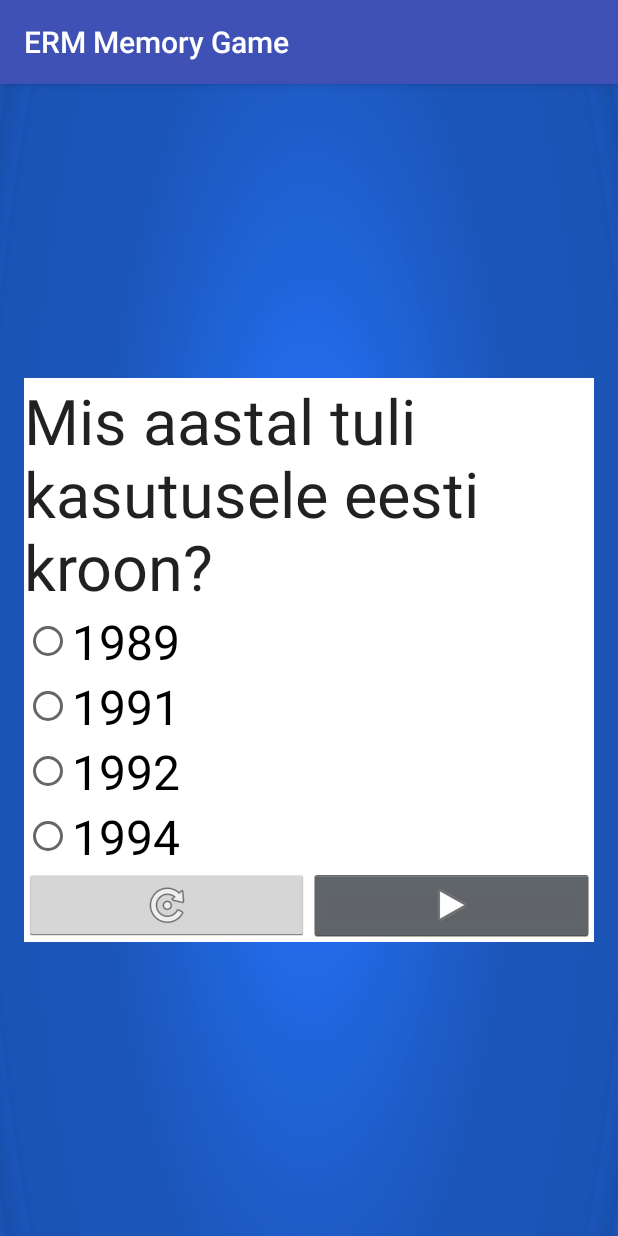
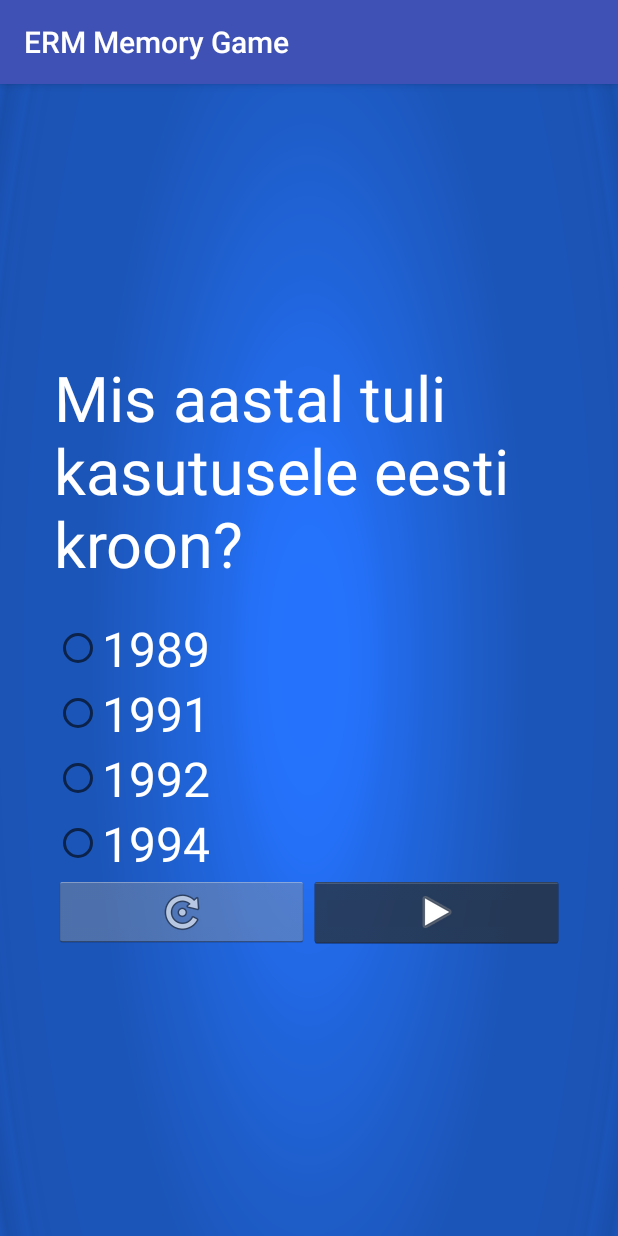
Before and after one commit to Teras23/ERM-Memory-Game, an Android app: the screen it shows after launch (QuestionActivity), after a tap on "EESTI KEELES", on a phone screen of 412 x 824 dp. Run offline under Robolectric (Android 15) with nearby library versions, the phone set to English and light mode, and no system bars.

Commit message:
added pictures, added correct/incorrect message, added margins

```diff
--- a/app/src/main/res/layout/activity_main.xml
+++ b/app/src/main/res/layout/activity_main.xml
@@ -1,7 +1,6 @@
 <?xml version="1.0" encoding="utf-8"?>
 <LinearLayout xmlns:android="http://schemas.android.com/apk/res/android"
     xmlns:app="http://schemas.android.com/apk/res-auto"
-    xmlns:tools="http://schemas.android.com/tools"
     android:layout_width="match_parent"
     android:layout_height="match_parent"
     android:background="@drawable/ic_bg_blue"
--- a/app/src/main/res/layout/question.xml
+++ b/app/src/main/res/layout/question.xml
@@ -2,7 +2,6 @@
 
 <LinearLayout xmlns:android="http://schemas.android.com/apk/res/android"
     xmlns:app="http://schemas.android.com/apk/res-auto"
-    xmlns:tools="http://schemas.android.com/tools"
     android:layout_width="match_parent"
     android:layout_height="match_parent"
     android:background="@drawable/ic_bg_blue"
@@ -15,46 +14,51 @@
             android:id="@+id/questionText"
             android:layout_width="wrap_content"
             android:layout_height="wrap_content"
-        android:background="@android:color/background_light"
+            android:textColor="@android:color/background_light"
             android:text="Milline president oli Eesti Vabariigil 90-datel aastatel?"
             android:textAppearance="@style/TextAppearance.AppCompat.Large"
-        android:textSize="42sp" />
+            android:textSize="42sp" android:layout_marginLeft="20dp" android:layout_marginRight="20dp"
+            android:layout_marginBottom="10dp"/>
 
     <RadioGroup xmlns:android="http://schemas.android.com/apk/res/android"
                 android:id="@+id/questionAnswerGroup"
                 android:layout_width="fill_parent"
                 android:layout_height="222dp"
-        android:background="@android:color/background_light"
-        android:orientation="vertical">
+                android:orientation="vertical" android:layout_marginLeft="20dp" android:layout_marginRight="20dp"
+                android:layout_marginBottom="10dp" android:layout_marginTop="10dp">
 
         <RadioButton
                 android:id="@+id/questionAnswer0"
                 android:layout_width="match_parent"
                 android:layout_height="wrap_content"
                 android:text="RadioButton"
+                android:textColor="@android:color/background_light"
                 android:textAppearance="@style/TextAppearance.AppCompat.Body1"
-            android:textSize="32sp" />
+                android:textSize="32sp"/>
 
         <RadioButton
                 android:id="@+id/questionAnswer1"
                 android:layout_width="match_parent"
                 android:layout_height="wrap_content"
+                android:textColor="@android:color/background_light"
                 android:text="RadioButton"
-            android:textSize="32sp" />
+                android:textSize="32sp"/>
 
         <RadioButton
                 android:id="@+id/questionAnswer2"
                 android:layout_width="match_parent"
+                android:textColor="@android:color/background_light"
                 android:layout_height="wrap_content"
                 android:text="RadioButton"
-            android:textSize="32sp" />
+                android:textSize="32sp"/>
 
         <RadioButton
                 android:id="@+id/questionAnswer3"
                 android:layout_width="match_parent"
                 android:layout_height="wrap_content"
+                android:textColor="@android:color/background_light"
                 android:text="RadioButton"
-            android:textSize="32sp" />
+                android:textSize="32sp"/>
 
         <LinearLayout
                 android:layout_width="match_parent"
@@ -67,7 +71,7 @@
                     android:layout_width="wrap_content"
                     android:layout_height="wrap_content"
                     android:layout_weight="1"
-                app:srcCompat="@android:drawable/ic_menu_rotate" />
+                    app:srcCompat="@android:drawable/ic_menu_rotate"/>
 
             <ImageButton
                     android:id="@+id/questionForward"
@@ -75,7 +79,7 @@
                     android:layout_width="wrap_content"
                     android:layout_height="wrap_content"
                     android:layout_weight="1"
-                app:srcCompat="@android:drawable/ic_media_play" />
+                    app:srcCompat="@android:drawable/ic_media_play"/>
         </LinearLayout>
     </RadioGroup>
 </LinearLayout>
```
Also changed, not shown: app/src/main/java/ee/erm/art/ermmemorygame/QuestionDescriptionActivity.java (+50 -11 lines), app/src/main/res/layout/question_desc.xml (+11 -5 lines). Lines whose indentation alone changed are shown as unchanged.
